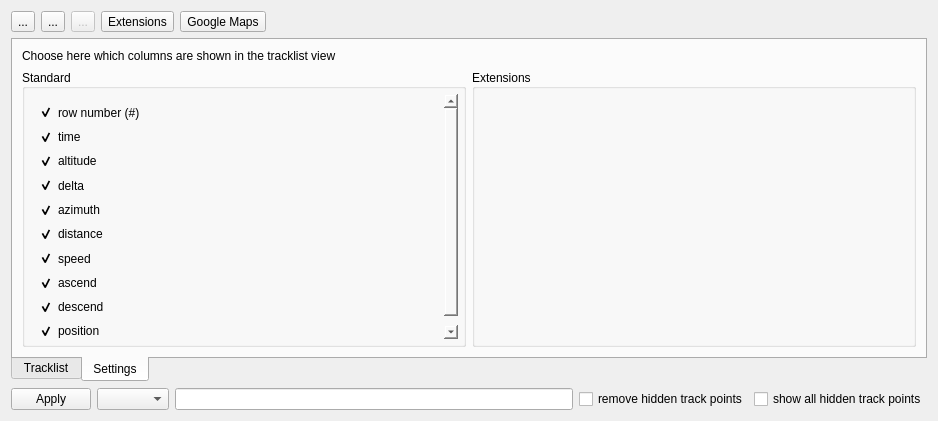
First picture: the form in src/ITrackEditWidget.ui, repository ntruchsess/QLandkarteGT, before the edit.
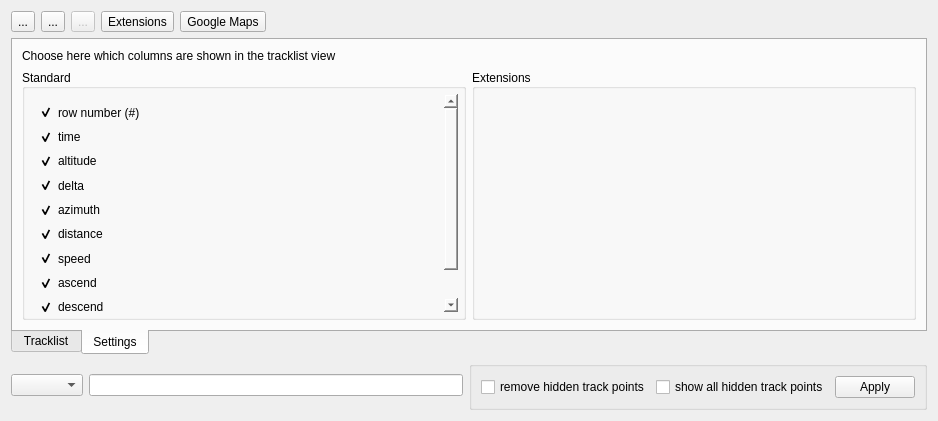
Second picture: the form after the edit. The open tabs and pages were chosen to show the change.

Commit message: edit track color and name on the fly

```diff
--- a/src/ITrackEditWidget.ui
+++ b/src/ITrackEditWidget.ui
@@ -137,19 +137,6 @@
    </item>
    <item row="3" column="0">
     <layout class="QHBoxLayout" name="_3">
-     <item>
-      <widget class="QDialogButtonBox" name="buttonBox">
-       <property name="sizePolicy">
-        <sizepolicy hsizetype="Maximum" vsizetype="Fixed">
-         <horstretch>0</horstretch>
-         <verstretch>0</verstretch>
-        </sizepolicy>
-       </property>
-       <property name="standardButtons">
-        <set>QDialogButtonBox::Apply</set>
-       </property>
-      </widget>
-     </item>
      <item>
       <widget class="QComboBox" name="comboColor"/>
      </item>
@@ -157,6 +144,12 @@
       <widget class="QLineEdit" name="lineName"/>
      </item>
      <item>
+      <widget class="QGroupBox" name="groupBox">
+       <property name="title">
+        <string/>
+       </property>
+       <layout class="QHBoxLayout" name="horizontalLayout_2">
+        <item>
       <widget class="QCheckBox" name="checkRemoveDelTrkPt">
        <property name="text">
         <string>remove hidden track points</string>
@@ -170,6 +163,22 @@
        </property>
       </widget>
      </item>
+        <item>
+         <widget class="QDialogButtonBox" name="buttonBox">
+          <property name="sizePolicy">
+           <sizepolicy hsizetype="Maximum" vsizetype="Fixed">
+            <horstretch>0</horstretch>
+            <verstretch>0</verstretch>
+           </sizepolicy>
+          </property>
+          <property name="standardButtons">
+           <set>QDialogButtonBox::Apply</set>
+          </property>
+         </widget>
+        </item>
+       </layout>
+      </widget>
+     </item>
     </layout>
    </item>
    <item row="1" column="0">
@@ -696,8 +705,8 @@
                 <rect>
                  <x>0</x>
                  <y>0</y>
-                 <width>24</width>
-                 <height>16</height>
+                 <width>18</width>
+                 <height>18</height>
                 </rect>
                </property>
                <layout class="QVBoxLayout" name="verticalLayout_Extensions"/>
```
Lines whose indentation alone changed are shown as unchanged. The commit also changes 2 other files.
